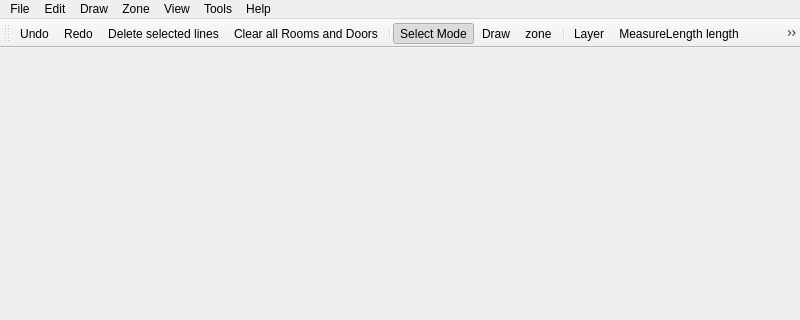
Qt form forms/mainwindow.ui (JuPedSim/jpseditor) before a commit; both pictures show x 0 to 800 and y 0 to 320 of the 800 by 600 pixel window.
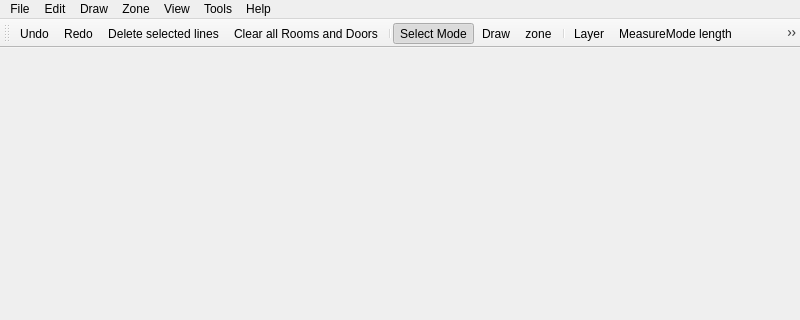
The same form after that commit. Icons and pictures are not drawn.

```diff
--- a/forms/mainwindow.ui
+++ b/forms/mainwindow.ui
@@ -825,7 +825,7 @@
      <normaloff>:/inAppIcons/Icons/ruler.png</normaloff>:/inAppIcons/Icons/ruler.png</iconset>
    </property>
    <property name="text">
-    <string>MeasureLength length</string>
+    <string>MeasureMode length</string>
    </property>
   </action>
   <action name="actionDraw">
```
Left out of the diff: 94 changed lines with no effect on the pictures.
